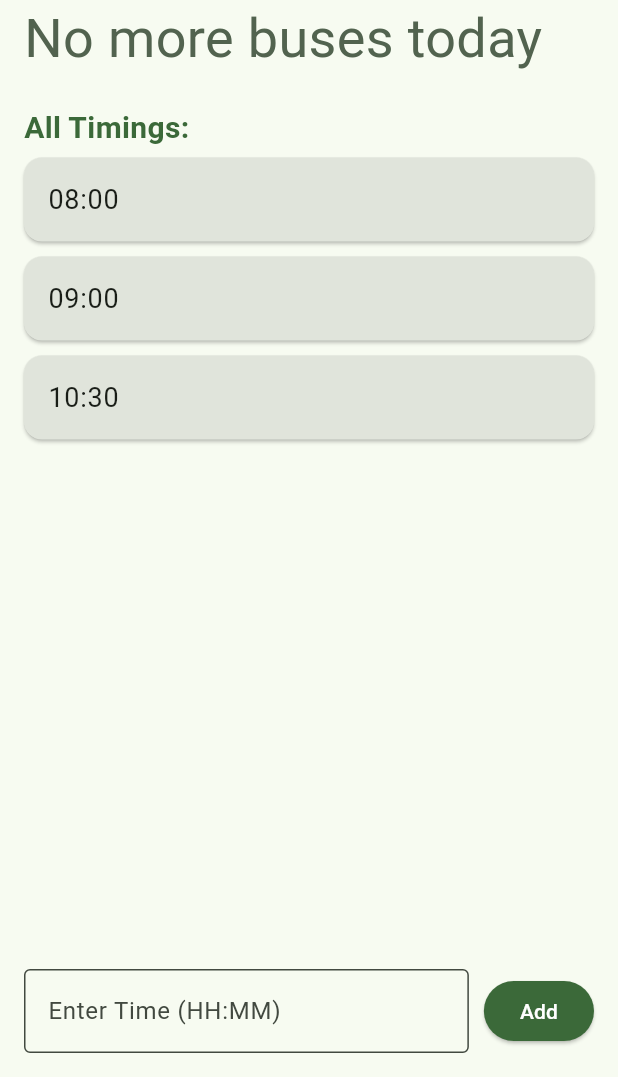
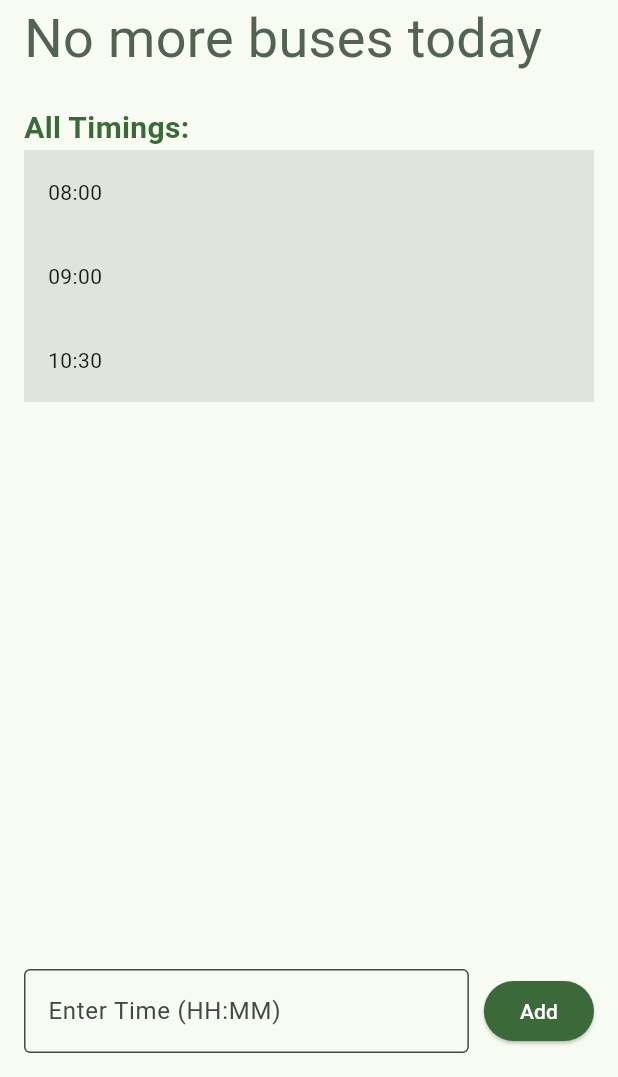
Before and after one commit to Sourish-Kanna/Next-Bus, a Flutter app: the screen it shows after launch, on a phone screen of 412 x 824 dp, the part 159-1236 px from its top. Run offline on Flutter 3.47's test engine with Material 3 defaults, Android fonts, the light colour scheme and no system bars; drawn by our look-alikes of flutter_slidable.

Commit message:
more basic layout done now time to work on backend logic

```diff
--- a/lib/main.dart
+++ b/lib/main.dart
@@ -1,4 +1,5 @@
 import 'package:flutter/material.dart';
+import 'package:flutter_slidable/flutter_slidable.dart';
 
 void main() {
   runApp(const BusTimingApp());
@@ -40,6 +41,46 @@ class _BusTimingPageState extends State<BusTimingPage> {
       }
     }
     return "No more buses today";
+  }
+
+  void _deleteBusTiming(int index) {
+    setState(() {
+      busTimings.removeAt(index);
+    });
+  }
+
+  void _editBusTiming(int index) {
+    _timeController.text = busTimings[index];
+    showDialog(
+      context: context,
+      builder: (context) => AlertDialog(
+        title: const Text("Edit Bus Timing"),
+        content: TextField(
+          controller: _timeController,
+          decoration: const InputDecoration(labelText: "Enter Time (HH:MM)"),
+          keyboardType: TextInputType.datetime,
+        ),
+        actions: [
+          TextButton(
+            onPressed: () {
+              Navigator.pop(context);
+            },
+            child: const Text("Cancel"),
+          ),
+          ElevatedButton(
+            onPressed: () {
+              if (_timeController.text.isNotEmpty) {
+                setState(() {
+                  busTimings[index] = _timeController.text;
+                });
+              }
+              Navigator.pop(context);
+            },
+            child: const Text("Save"),
+          ),
+        ],
+      ),
+    );
   }
 
   void _addNewBusTiming(String newTime) {
@@ -93,16 +134,30 @@ class _BusTimingPageState extends State<BusTimingPage> {
               child: ListView.builder(
                 itemCount: busTimings.length,
                 itemBuilder: (context, index) {
-                  return Card(
-                    color: Theme.of(context).colorScheme.surfaceContainerHighest,
-                    margin: const EdgeInsets.symmetric(vertical: 5),
+                  return Slidable(
+                    key: ValueKey(busTimings[index]),
+                    startActionPane: ActionPane(
+                      motion: const DrawerMotion(),
+                      children: [
+                        SlidableAction(
+                          onPressed: (context) => _editBusTiming(index),
+                          backgroundColor: Colors.blue,
+                          icon: Icons.edit,
+                          label: 'Edit',
+                        ),
+                        SlidableAction(
+                          onPressed: (context) => _deleteBusTiming(index),
+                          backgroundColor: Colors.red,
+                          icon: Icons.delete,
+                          label: 'Delete',
+                        ),
+                      ],
+                    ),
                     child: ListTile(
+                      tileColor: Theme.of(context).colorScheme.surfaceContainerHighest,
                       title: Text(
                         busTimings[index],
-                        style: TextStyle(
-                          fontSize: 18,
-                          color: Theme.of(context).colorScheme.onSurface,
-                        ),
+                        style: Theme.of(context).textTheme.bodyMedium,
                       ),
                     ),
                   );
```
